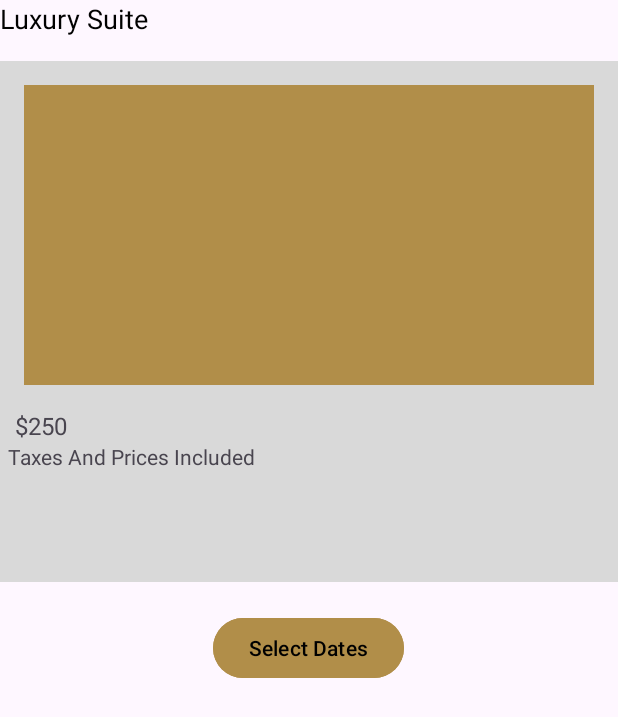
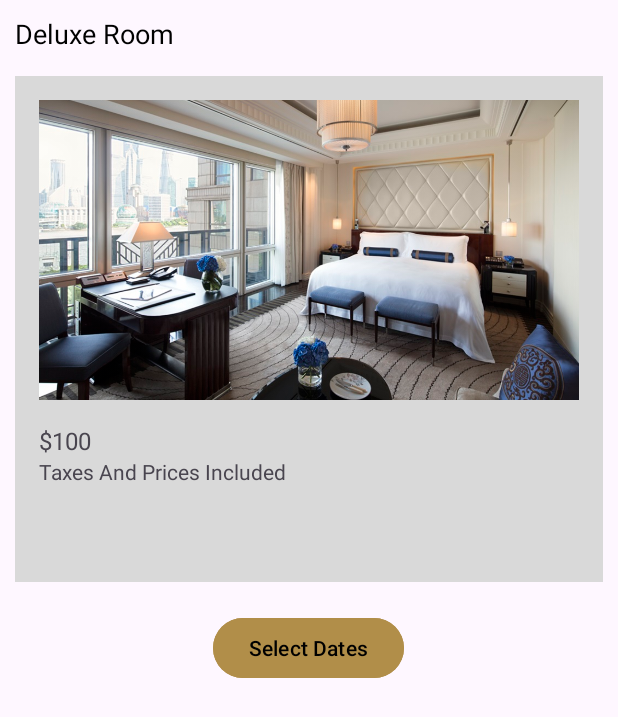
Before and after one commit to Deepak14291/hotel, an Android app: the HomeActivity screen opened directly, with no data from a screen before it, after a tap on "Book Room", on a phone screen of 412 x 824 dp. Shown: the top 717 px of the screen. Run offline under Robolectric (Android 15) with nearby library versions, the phone set to English and light mode, and no system bars.

Commit message:
1 updating by adding images int to roomsselection 2 adding toolbar 3 adding calenderview and showing toast of selected room

```diff
--- a/app/src/main/AndroidManifest.xml
+++ b/app/src/main/AndroidManifest.xml
@@ -10,7 +10,7 @@
         android:label="@string/app_name"
         android:roundIcon="@mipmap/ic_launcher_round"
         android:supportsRtl="true"
-        android:theme="@style/Theme.Hotelapp"
+        android:theme="@style/AppTheme"
          >
         <activity
             android:name=".home.HomeActivity"
--- a/app/src/main/java/com/example/hotelapp/home/HomeActivity.java
+++ b/app/src/main/java/com/example/hotelapp/home/HomeActivity.java
@@ -10,19 +10,18 @@ import androidx.fragment.app.FragmentTransaction;
 
 import com.example.hotelapp.R;
 import com.example.hotelapp.databinding.ActivityHomeBinding;
+import com.example.hotelapp.model.RoomType;
 
 public class HomeActivity extends AppCompatActivity {
 
     private ActivityHomeBinding binding;
-
+private RoomType roomType;
     @Override
     protected void onCreate(Bundle savedInstanceState) {
         super.onCreate(savedInstanceState);
 
         binding = ActivityHomeBinding.inflate(getLayoutInflater());
         setContentView(binding.getRoot());
-
-
         RoomTypeFragment fragment = new RoomTypeFragment();
         getSupportFragmentManager().beginTransaction()
                 .replace(R.id.container, fragment, fragment.getClass().getSimpleName()).addToBackStack(null).commit();
@@ -30,7 +29,18 @@ public class HomeActivity extends AppCompatActivity {
 
 
     }
-    public void switchToSelectedRoomFragment() {
+
+    public RoomType getRoomType() {
+        return roomType;
+    }
+
+    public void setRoomType(RoomType roomType) {
+        this.roomType = roomType;
+    }
+
+
+    public void switchToSelectedRoomFragment(RoomType roomType) {
+        setRoomType(roomType);
         FragmentTransaction transaction = getSupportFragmentManager().beginTransaction();
         transaction.replace(R.id.container, new SelectedRoomFragment());
         transaction.addToBackStack(null); // Add the transaction to the back stack
--- a/app/src/main/java/com/example/hotelapp/home/RoomTypeFragment.java
+++ b/app/src/main/java/com/example/hotelapp/home/RoomTypeFragment.java
@@ -35,16 +35,17 @@ public class RoomTypeFragment extends Fragment {
         List<RoomType> dataList = new ArrayList<>();
 
         //setting data
-        dataList.add(new RoomType("room1.jpg", "Standard Room", "$100"));
-        dataList.add(new RoomType("room2.jpg", "Deluxe Room", "$150"));
-        dataList.add(new RoomType("room3.jpg", "Suite", "$250"));
+        dataList.add(new RoomType(R.drawable.roomimage1, "Deluxe Room", "$100"));
+        dataList.add(new RoomType(R.drawable.roomimage3, "Grand Deluxe Room", "$150"));
+        dataList.add(new RoomType(R.drawable.roomimage2, "Executive", "$250"));
 
         RoomTypeAdapter adapter = new RoomTypeAdapter(requireContext(), dataList,new RoomTypeAdapter.OnBookClickListener() {
             @Override
             public void onBookClick(int position) {
                 // Handle the button click for the item at the given position
                 // Implement your logic for booking the room here
-                ((HomeActivity) getActivity()).switchToSelectedRoomFragment();
+               ;
+                ((HomeActivity) getActivity()).switchToSelectedRoomFragment(dataList.get(position));
             }
         });
         recyclerView.setAdapter(adapter);
--- a/app/src/main/java/com/example/hotelapp/home/SelectedRoomFragment.java
+++ b/app/src/main/java/com/example/hotelapp/home/SelectedRoomFragment.java
@@ -1,16 +1,19 @@
 package com.example.hotelapp.home;
 
+
+
+import android.app.DatePickerDialog;
 import android.os.Bundle;
-
 import androidx.fragment.app.Fragment;
-
 import android.view.LayoutInflater;
 import android.view.View;
 import android.view.ViewGroup;
+import android.widget.Button;
 import android.widget.ImageView;
 import android.widget.TextView;
-
+import android.widget.Toast;
 import com.example.hotelapp.R;
+import com.example.hotelapp.model.RoomType;
 
 
 public class SelectedRoomFragment extends Fragment {
@@ -32,12 +35,42 @@ public class SelectedRoomFragment extends Fragment {
         ImageView selectedRoomImage = view.findViewById(R.id.selected_room_image);
         TextView selectedRoomName = view.findViewById(R.id.selected_room_name);
         TextView selectedRoomPrice = view.findViewById(R.id.selected_room_price);
+      RoomType selectedRoom=((HomeActivity) getActivity()).getRoomType();
+        // Set static data
+        selectedRoomImage.setImageResource(selectedRoom.getImg()); // Replace with your room's image resource
+        selectedRoomName.setText(selectedRoom.getName()); // Replace with the room name
+        selectedRoomPrice.setText(selectedRoom.getPrice()); // Replace with the room price
+        Button buttonSelectDates=view.findViewById(R.id.book_button);
 
-        // Set static data
-        selectedRoomImage.setImageResource(R.color.brown); // Replace with your room's image resource
-        selectedRoomName.setText("Luxury Suite"); // Replace with the room name
-        selectedRoomPrice.setText("$250"); // Replace with the room price
+
+        buttonSelectDates.setOnClickListener(new View.OnClickListener() {
+            @Override
+            public void onClick(View view) {
+                showDatePickerDialog();
+
+            }
+        });
+
 
         return view;
     }
+
+    private void showDatePickerDialog() {
+        DatePickerDialog datePickerDialog = new DatePickerDialog(
+                getContext(),
+                new DatePickerDialog.OnDateSetListener() {
+                    @Override
+                    public void onDateSet(android.widget.DatePicker datePicker, int year, int month, int day) {
+                        // Handle the selected date
+                        String selectedDate =  " "+day+ "-" +(month + 1)+"-"+year+"" ; // Month is 0-based
+                        // You can use the selected date as needed
+                        Toast.makeText(getContext(),getString(R.string.selected_date)+selectedDate,Toast.LENGTH_SHORT).show();
+                    }
+                },
+                // Set the initial date in the dialog (optional)
+                2023, 0, 1 // Year, month, day (month is 0-based)
+        );
+
+        datePickerDialog.show();
+    }
 }
--- a/app/src/main/java/com/example/hotelapp/home/adapter/RoomTypeAdapter.java
+++ b/app/src/main/java/com/example/hotelapp/home/adapter/RoomTypeAdapter.java
@@ -40,7 +40,7 @@ public class RoomTypeAdapter extends RecyclerView.Adapter<RoomTypeAdapter.RoomTy
         holder.roomPrice.setText(roomType.getPrice());
         // You would typically use a library like Picasso or Glide to load images from URLs.
         // For simplicity, we'll just set a placeholder image.
-        holder.roomImage.setImageResource(R.color.brown);
+        holder.roomImage.setImageResource(roomType.getImg());
 
     }
 
--- a/app/src/main/java/com/example/hotelapp/model/RoomType.java
+++ b/app/src/main/java/com/example/hotelapp/model/RoomType.java
@@ -2,16 +2,16 @@ package com.example.hotelapp.model;
 
 public class RoomType {
     // Fields
-    private String img;
+    private int img;
     private String name;
     private String price;
 
     // Getter and Setter methods for 'img'
-    public String getImg() {
+    public int getImg() {
         return img;
     }
 
-    public void setImg(String img) {
+    public void setImg(int img) {
         this.img = img;
     }
 
@@ -32,7 +32,7 @@ public class RoomType {
     public void setPrice(String price) {
         this.price = price;
     }
-    public RoomType(String img, String name, String price) {
+    public RoomType(int img, String name, String price) {
         this.img = img;
         this.name = name;
         this.price = price;
--- a/app/src/main/res/layout/activity_home.xml
+++ b/app/src/main/res/layout/activity_home.xml
@@ -1,13 +1,29 @@
 <?xml version="1.0" encoding="utf-8"?>
-<FrameLayout xmlns:android="http://schemas.android.com/apk/res/android"
-    xmlns:tools="http://schemas.android.com/tools"
+<androidx.coordinatorlayout.widget.CoordinatorLayout
+xmlns:android="http://schemas.android.com/apk/res/android"
+xmlns:app="http://schemas.android.com/apk/res-auto"
+xmlns:tools="http://schemas.android.com/tools"
+android:layout_width="match_parent"
+android:layout_height="match_parent"
+android:fitsSystemWindows="true"
+tools:context=".home.HomeActivity">
+
+<!-- App Bar / Toolbar -->
+<com.google.android.material.appbar.AppBarLayout
+    android:id="@+id/appBarLayout"
     android:layout_width="match_parent"
-    android:layout_height="match_parent"
-    android:fitsSystemWindows="true"
-    android:id="@+id/container"
-    tools:context=".home.HomeActivity">
+    android:layout_height="wrap_content"
+    android:theme="@style/AppTheme">
 
 
 
+</com.google.android.material.appbar.AppBarLayout>
 
-</FrameLayout>
+<!-- Fragment Container -->
+<FrameLayout
+    android:id="@+id/container"
+    android:layout_width="match_parent"
+    android:layout_height="match_parent"
+    app:layout_behavior="@string/appbar_scrolling_view_behavior" />
+
+</androidx.coordinatorlayout.widget.CoordinatorLayout>
--- a/app/src/main/res/layout/fragment_selected_room.xml
+++ b/app/src/main/res/layout/fragment_selected_room.xml
@@ -2,6 +2,7 @@
 <LinearLayout xmlns:android="http://schemas.android.com/apk/res/android"
     android:layout_width="match_parent"
     android:layout_height="match_parent"
+    android:layout_margin="10dp"
     android:orientation="vertical"
     android:weightSum="1">
 
@@ -25,24 +26,22 @@
             android:id="@+id/selected_room_image"
             android:layout_width="match_parent"
             android:layout_height="200dp"
-            android:layout_gravity="center"
             android:layout_margin="16dp"
-            android:gravity="center"
             android:scaleType="centerCrop" />
 
         <TextView
             android:id="@+id/selected_room_price"
             android:layout_width="match_parent"
             android:layout_height="wrap_content"
-            android:layout_marginStart="10dp"
+            android:layout_marginStart="16dp"
             android:text="Price"
             android:textSize="16sp" />
 
         <TextView
             android:layout_width="match_parent"
             android:layout_height="wrap_content"
-            android:layout_marginStart="5dp"
-            android:layout_marginBottom="16dp"
+            android:layout_marginStart="16dp"
+            android:layout_marginBottom="10dp"
             android:text="@string/tax_included" />
     </LinearLayout>
 
@@ -52,7 +51,7 @@
         android:layout_height="wrap_content"
         android:layout_margin="20dp"
         android:layout_gravity="center"
-        android:backgroundTint="@color/brown"
+        android:backgroundTint="@color/colorPrimaryDark"
         android:text="@string/select_dates"
         android:textColor="@color/black" />
 
--- a/app/src/main/res/layout/room_type_item.xml
+++ b/app/src/main/res/layout/room_type_item.xml
@@ -39,7 +39,7 @@
         android:layout_height="wrap_content"
         android:text="@string/book_room"
         android:textColor="@color/black"
-        android:backgroundTint="@color/brown"
+        android:backgroundTint="@color/colorPrimaryDark"
         android:layout_gravity="end"
         />
 </LinearLayout>
--- a/app/src/main/res/values/colors.xml
+++ b/app/src/main/res/values/colors.xml
@@ -2,8 +2,10 @@
 <resources>
     <color name="black">#FF000000</color>
     <color name="white">#FFFFFFFF</color>
-    <color name="brown">#B18E49</color>
     <color name="grey">#D9D9D9</color>
+    <color name="colorPrimary">#B18E49</color>
+    <color name="colorPrimaryDark">#B18E49</color>
+    <color name="toolbarText">#B18E49</color>
 
 
     <color name="button_color">#B18E49</color>
--- a/app/src/main/res/values/strings.xml
+++ b/app/src/main/res/values/strings.xml
@@ -1,5 +1,5 @@
 <resources>
-    <string name="app_name">hotelapp</string>
+    <string name="app_name">Hotel Reservation</string>
     <!-- TODO: Remove or change this placeholder text -->
     <string name="hello_blank_fragment">Hello blank fragment</string>
     <string name="title_activity_home">HomeActivity</string>
@@ -29,4 +29,8 @@
     <!--    About Hotel app  -->
     <string name="fitness">Professional personal trainers are at guests’ disposal to offer expert advice and guidance at The Fitness Centre, which is fully equipped with the latest Life Fitness gym equipment, comprehensive free weights, treadmills, cardiovascular equipment and exercise balls. All machines have built-in TV and audio facilities.</string>
 
+    <!--    Selected Room-->
+    <string name="selected_date"> Your selected date is</string>
+
+
 </resources>
--- a/app/src/main/res/values/themes.xml
+++ b/app/src/main/res/values/themes.xml
@@ -6,4 +6,16 @@
     </style>
 
     <style name="Theme.Hotelapp" parent="Base.Theme.Hotelapp" />
+    <style name="AppTheme" parent="Theme.AppCompat.Light.DarkActionBar">
+        <!-- Customize the color of the Toolbar -->
+        <item name="colorPrimary">@color/colorPrimary</item>
+        <item name="colorPrimaryDark">@color/colorPrimaryDark</item>
+
+        <!-- Customize the color of the text and icons in the Toolbar -->
+        <item name="android:textColorPrimary">@color/toolbarText</item>
+        <item name="android:textColorSecondary">@color/toolbarText</item>
+
+        <!-- Customize other attributes as needed -->
+    </style>
+
 </resources>
```
